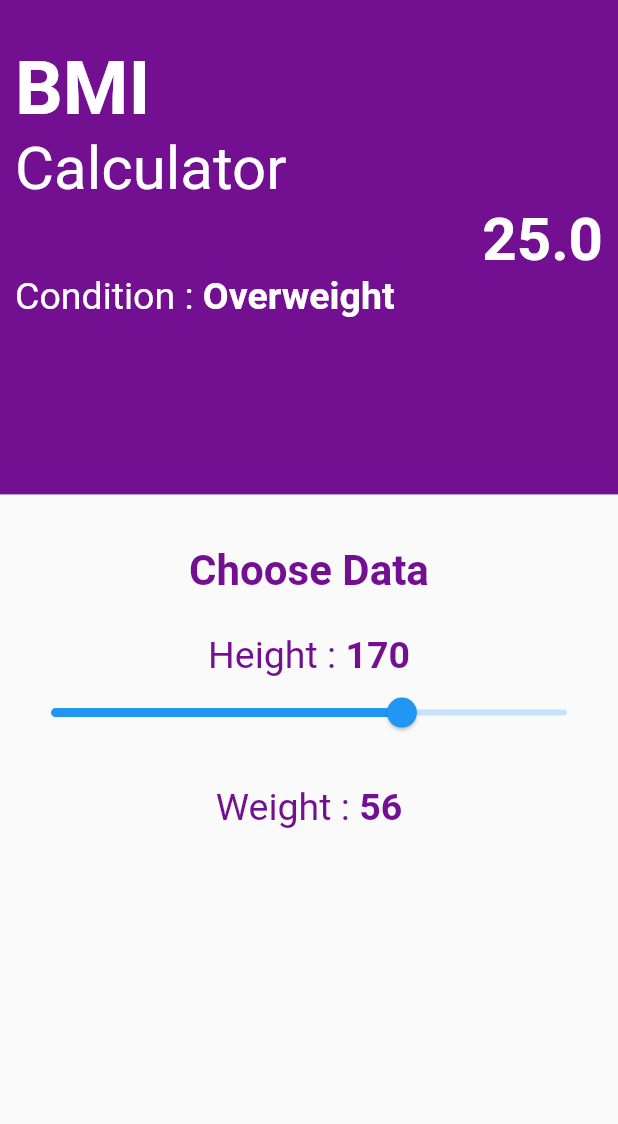
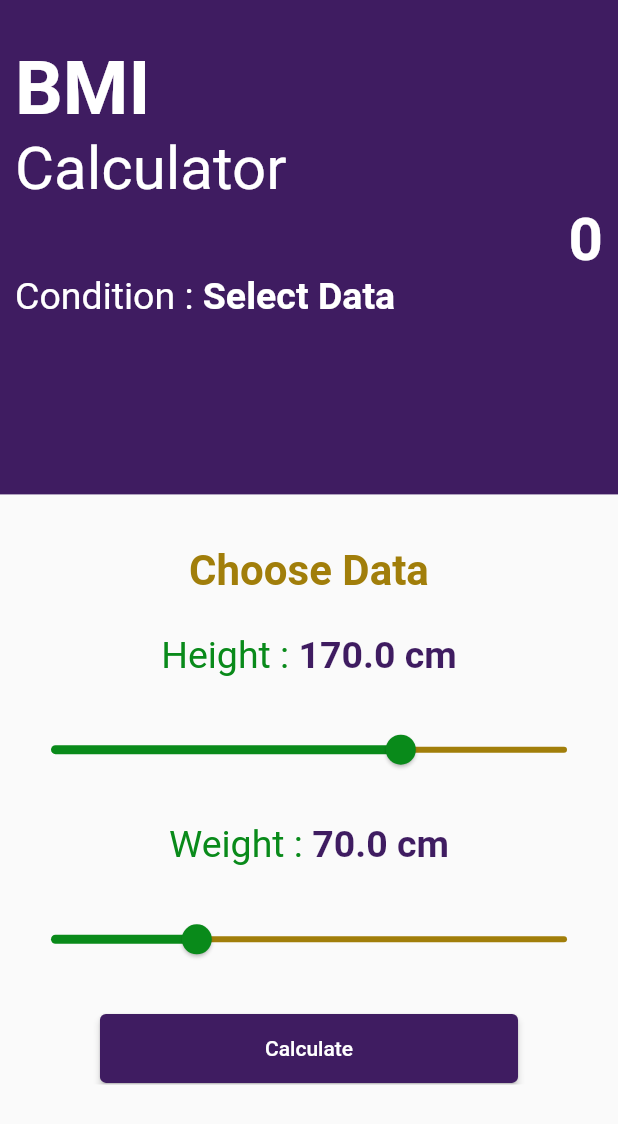
Before and after one commit to ChathraNavoda/BMI_Calculator, a Flutter app: the screen it shows after launch, on a phone screen of 412 x 824 dp. Shown: the top 1124 px of the screen. Run offline on Flutter 3.47's test engine with Material 2 defaults, Android fonts, the phone set to English and light mode, and no system bars.

```diff
--- a/lib/main.dart
+++ b/lib/main.dart
@@ -16,6 +16,8 @@ class MyApp extends StatefulWidget {
 class _MyAppState extends State<MyApp> {
   double _height = 170.0;
   double _weight = 70.0;
+  int _bmi = 0;
+  String _condition = 'Select Data';
   @override
   Widget build(BuildContext context) {
     Size size = MediaQuery.of(context).size;
@@ -27,7 +29,7 @@ class _MyAppState extends State<MyApp> {
               height: size.height * 0.40,
               width: double.infinity,
               decoration:
-                  new BoxDecoration(color: Color.fromARGB(255, 115, 16, 145)),
+                  new BoxDecoration(color: Color.fromARGB(255, 63, 28, 97)),
               padding: EdgeInsets.symmetric(vertical: 30.0, horizontal: 10.0),
               child: Column(
                   crossAxisAlignment: CrossAxisAlignment.start,
@@ -47,7 +49,7 @@ class _MyAppState extends State<MyApp> {
                       width: double.infinity,
                       child: Container(
                         child: Text(
-                          "25.0",
+                          "$_bmi",
                           style: TextStyle(
                               color: Colors.white,
                               fontWeight: FontWeight.bold,
@@ -58,12 +60,12 @@ class _MyAppState extends State<MyApp> {
                     ),
                     RichText(
                         text: TextSpan(
-                            text: "Condition :",
+                            text: "Condition : ",
                             style:
                                 TextStyle(color: Colors.white, fontSize: 25.0),
                             children: <TextSpan>[
                           TextSpan(
-                            text: " Overweight",
+                            text: "$_condition",
                             style: TextStyle(
                                 color: Colors.white,
                                 fontSize: 25.0,
@@ -83,7 +85,7 @@ class _MyAppState extends State<MyApp> {
                   Text(
                     "Choose Data",
                     style: TextStyle(
-                        color: Color.fromARGB(255, 115, 16, 145),
+                        color: Color.fromARGB(255, 161, 126, 10),
                         fontSize: 28.0,
                         fontWeight: FontWeight.bold),
                   ),
@@ -94,18 +96,21 @@ class _MyAppState extends State<MyApp> {
                     text: TextSpan(
                       text: "Height :",
                       style: TextStyle(
-                          color: Color.fromARGB(255, 115, 16, 145),
+                          color: Color.fromARGB(255, 9, 138, 26),
                           fontSize: 25.0),
                       children: <TextSpan>[
                         TextSpan(
-                          text: " 170",
+                          text: " $_height cm",
                           style: TextStyle(
-                              color: Color.fromARGB(255, 115, 16, 145),
+                              color: Color.fromARGB(255, 63, 28, 97),
                               fontSize: 25.0,
                               fontWeight: FontWeight.bold),
                         )
                       ],
                     ),
+                  ),
+                  SizedBox(
+                    height: size.height * 0.03,
                   ),
                   Slider(
                     value: _height,
@@ -115,7 +120,12 @@ class _MyAppState extends State<MyApp> {
                       setState(() {
                         _height = height;
                       });
-                      }),
+                    },
+                    divisions: 250,
+                    label: "$_height",
+                    activeColor: Color.fromARGB(255, 9, 138, 26),
+                    inactiveColor: Color.fromARGB(255, 161, 126, 10),
+                  ),
                   SizedBox(
                     height: size.height * 0.03,
                   ),
@@ -123,19 +133,77 @@ class _MyAppState extends State<MyApp> {
                     text: TextSpan(
                       text: "Weight :",
                       style: TextStyle(
-                          color: Color.fromARGB(255, 115, 16, 145),
+                          color: Color.fromARGB(255, 9, 138, 26),
                           fontSize: 25.0),
                       children: <TextSpan>[
                         TextSpan(
-                          text: " 56",
+                          text: " $_weight cm",
                           style: TextStyle(
-                              color: Color.fromARGB(255, 115, 16, 145),
+                              color: Color.fromARGB(255, 63, 28, 97),
                               fontSize: 25.0,
                               fontWeight: FontWeight.bold),
                         )
                       ],
                     ),
                   ),
+                  SizedBox(
+                    height: size.height * 0.03,
+                  ),
+                  Slider(
+                    value: _weight,
+                    min: 0,
+                    max: 250,
+                    onChanged: (weight) {
+                      setState(() {
+                        _weight = weight;
+                      });
+                    },
+                    divisions: 300,
+                    label: "$_weight",
+                    activeColor: Color.fromARGB(255, 9, 138, 26),
+                    inactiveColor: Color.fromARGB(255, 161, 126, 10),
+                  ),
+                  SizedBox(
+                    height: size.height * 0.03,
+                  ),
+                  Container(
+                    width: size.width * 0.8,
+                    child: ClipRRect(
+                        borderRadius: BorderRadius.circular(30.0),
+                        child: Column(children: <Widget>[
+                          ElevatedButton(
+                            onPressed: () {
+                              setState(() {
+                                //18.5-25 = Healthy, 25-30 = Overweight, >30 = Obesity
+                                _bmi = (_weight /
+                                        ((_height / 100) * (_height / 100)))
+                                    .round()
+                                    .toInt();
+                                if (_bmi >= 18.5 && _bmi <= 25) {
+                                  _condition = "Normal";
+                                } else if (_bmi > 25 && _bmi <= 30) {
+                                  _condition = "Overweight";
+                                } else if (_bmi > 30) {
+                                  _condition = "Obesity";
+                                } else {
+                                  _condition = "Underweight";
+                                }
+                              });
+                            },
+                            style: ElevatedButton.styleFrom(
+                              primary: Color.fromARGB(255, 63, 28, 97),
+                              padding: EdgeInsets.symmetric(
+                                  vertical: 15, horizontal: 110),
+                            ),
+                            child: Text(
+                              "Calculate",
+                              style: TextStyle(
+                                color: Color.fromARGB(255, 255, 255, 255),
+                              ),
+                            ),
+                          ),
+                        ])),
+                  )
                 ],
               ),
             )
```
Lines whose indentation alone changed are shown as unchanged.
